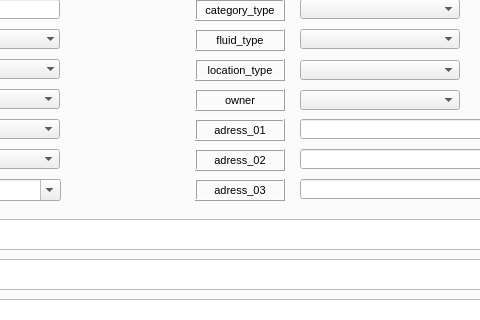
Before: the Qt Designer form ui/ws_node.ui in Giswater/giswater_qgis_plugin, drawn with Qt 5; both pictures show x 232 to 712 and y 117 to 437 of the 830 by 615 pixel window.
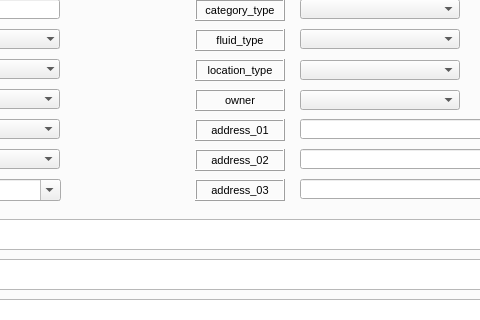
After: the same form once the commit is applied. The open tabs and pages were chosen to show the change.

Commit message: Modify arc/node/connec/gully forms

The edit to the form file:
```diff
--- a/ui/ws_node.ui
+++ b/ui/ws_node.ui
@@ -271,7 +271,7 @@
       <enum>QFrame::Raised</enum>
      </property>
      <property name="text">
-      <string>adress_03</string>
+      <string>address_03</string>
      </property>
      <property name="textFormat">
       <enum>Qt::AutoText</enum>
@@ -307,7 +307,7 @@
       <enum>QFrame::Raised</enum>
      </property>
      <property name="text">
-      <string>adress_02</string>
+      <string>address_02</string>
      </property>
      <property name="textFormat">
       <enum>Qt::AutoText</enum>
@@ -405,7 +405,7 @@
       <enum>QFrame::Raised</enum>
      </property>
      <property name="text">
-      <string>adress_01</string>
+      <string>address_01</string>
      </property>
      <property name="textFormat">
       <enum>Qt::AutoText</enum>
```
Left out of the diff: 32 changed lines with no effect on the pictures. The commit also changes 15 other files.
